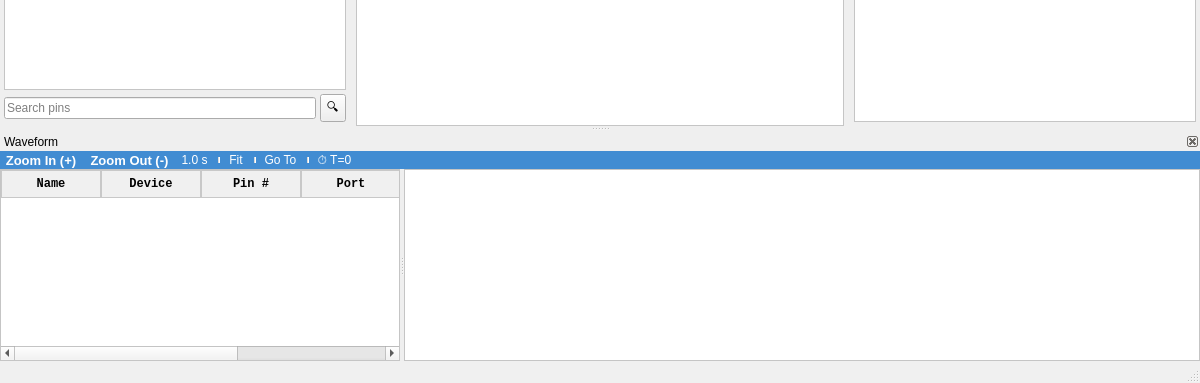
Before: the Qt Designer form src/gui/mainwindow.ui in AlvaroSacristandeFrutos/Proyecto-TFG, drawn with Qt 5; both pictures show x 0 to 1200 and y 417 to 800 of the 1200 by 800 pixel window.
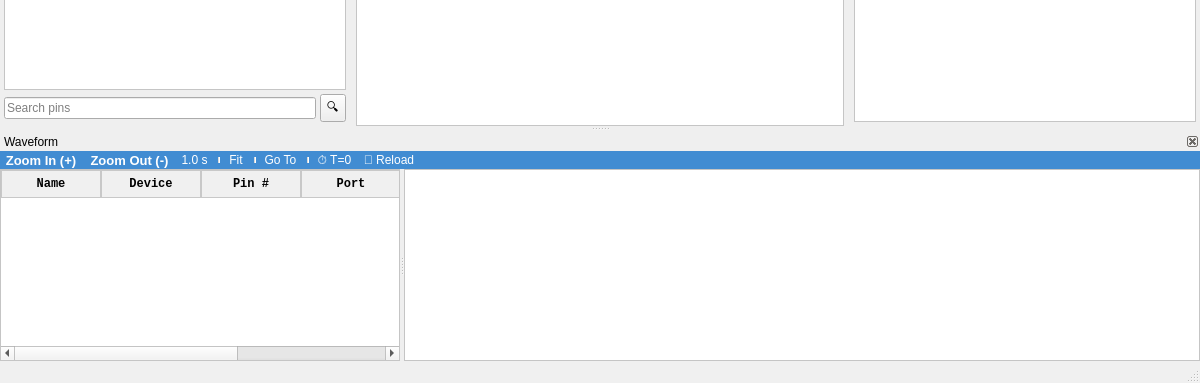
After: the same form once the commit is applied.

Commit message: Buffer aumentado a 100.000 muestras/ señal y reload arreglado

Diff of the .ui file:
```diff
--- a/src/gui/mainwindow.ui
+++ b/src/gui/mainwindow.ui
@@ -482,6 +482,7 @@
        <addaction name="actionWaveGoto"/>
        <addaction name="separator"/>
        <addaction name="actionWaveRestartTime"/>
+       <addaction name="actionWaveReload"/>
       </widget>
      </item>
      <item>
@@ -736,6 +737,14 @@
     <string>Clear data and restart time from 0</string>
    </property>
   </action>
+  <action name="actionWaveReload">
+   <property name="text">
+    <string>🔄 Reload</string>
+   </property>
+   <property name="toolTip">
+    <string>Redraw waveform with current data</string>
+   </property>
+  </action>
   <action name="actionJTAG_Connection">
    <property name="text">
     <string>JTAG Connection...</string>
```
Left out of the diff: 10 changed lines with no effect on the pictures. The commit also changes 3 other files.
